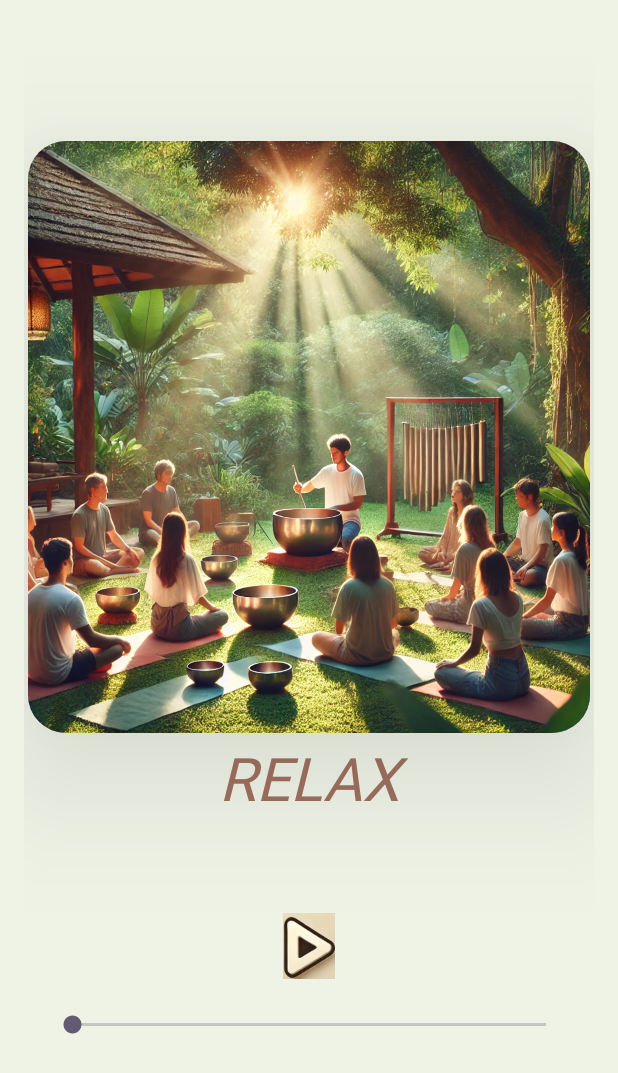
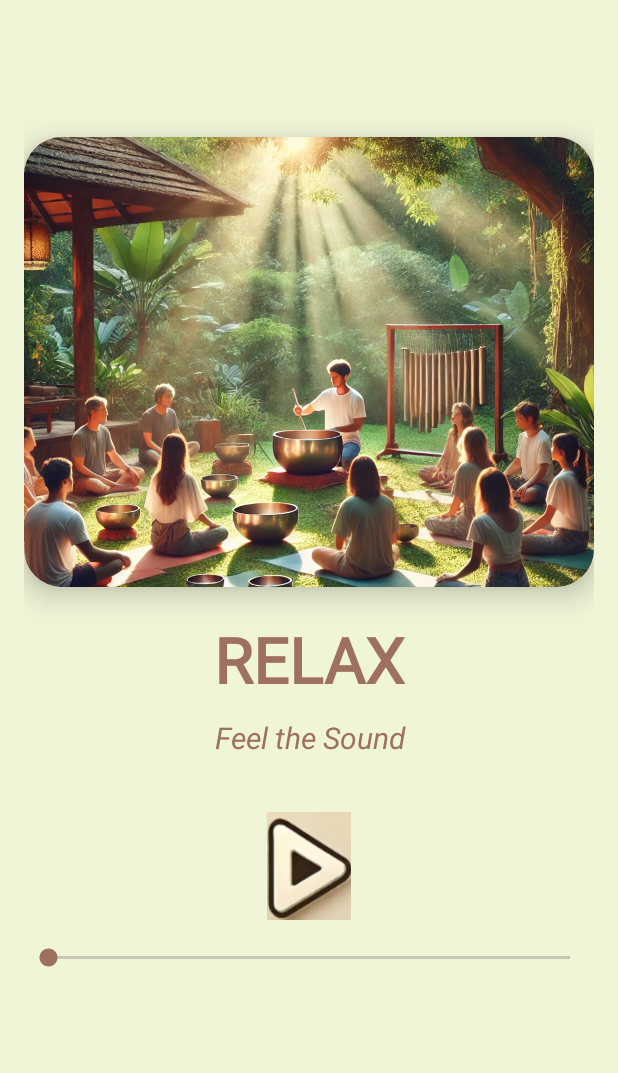
Before and after one commit to Farah-khtb1-cs/TEA-Meditation-App-Frontend, an Android app: the layout activity_stress2.xml on its own in the app's theme, with its tools: preview values and no code run, on a phone screen of 412 x 824 dp. Shown: the top 1073 px of the screen. Run offline under Robolectric (Android 15) with nearby library versions, the phone set to English and light mode, and no system bars; Roboto replaces fonts that are not available here.

Commit message:
new commit from farah 9/2/2025 7:26pm

```diff
--- /dev/null
+++ b/app/src/main/res/drawable/circle_button.xml
@@ -0,0 +1,6 @@
+<?xml version="1.0" encoding="utf-8"?>
+<shape xmlns:android="http://schemas.android.com/apk/res/android">
+    <solid android:color="@color/beige"/>
+    <corners android:radius="36dp"/>
+    <elevation android:radius="8dp"/>
+</shape>
--- a/app/src/main/res/layout/activity_stress2.xml
+++ b/app/src/main/res/layout/activity_stress2.xml
@@ -1,72 +1,91 @@
 <?xml version="1.0" encoding="utf-8"?>
-<LinearLayout
-    xmlns:android="http://schemas.android.com/apk/res/android"
+<androidx.constraintlayout.widget.ConstraintLayout xmlns:android="http://schemas.android.com/apk/res/android"
+    xmlns:app="http://schemas.android.com/apk/res-auto"
+    xmlns:tools="http://schemas.android.com/tools"
     android:layout_width="match_parent"
     android:layout_height="match_parent"
-    android:orientation="vertical"
+    android:background="@color/babygreen"
     android:padding="16dp"
-    android:background="#EFF3E6">
+    tools:context=".MainActivity">
 
+    <!-- Album Art with circular image and shadow -->
     <ImageView
         android:id="@+id/playimagee"
-        android:layout_width="match_parent"
-        android:layout_height="400dp"
+        android:layout_width="0dp"
+        android:layout_height="300dp"
+        android:layout_centerHorizontal="true"
         android:layout_marginTop="75dp"
-        android:clickable="true"
-        android:contentDescription="supersensers heal"
-        android:focusable="true"
+        android:background="@drawable/rounded_corners"
+        android:clipToOutline="true"
+        android:contentDescription="Supersensers heal"
+        android:outlineProvider="background"
         android:scaleType="centerCrop"
-        android:src="@drawable/supersenser"
-        android:background="@drawable/image_background"
-        android:elevation="8dp"
-        android:outlineProvider="background"
-        android:clipToOutline="true"
-        android:translationZ="40dp"
-        android:paddingBottom="2dp"
-        android:foreground="@drawable/soundhealling2" />
+        android:src="@drawable/soundhealling2"
+        android:translationZ="12dp"
+        app:layout_constraintEnd_toEndOf="parent"
+        app:layout_constraintStart_toStartOf="parent"
+        app:layout_constraintTop_toTopOf="parent" />
 
+    <!-- TextView for title "RELAX" -->
     <TextView
         android:id="@+id/Relax"
-        android:layout_width="match_parent"
+        android:layout_width="0dp"
         android:layout_height="wrap_content"
+        android:layout_marginTop="20dp"
+        android:fontFamily="@font/vollkorn_sc"
+        android:gravity="center"
         android:text="RELAX"
-        android:fontFamily="@font/vollkorn_sc"
         android:textColor="@color/beige"
-        android:textStyle="italic"
-        android:textSize="40sp"
-        android:layout_marginBottom="10dp"
-        android:gravity="center" />
+        android:textSize="42sp"
+        android:textStyle="bold"
+        app:layout_constraintEnd_toEndOf="parent"
+        app:layout_constraintStart_toStartOf="parent"
+        app:layout_constraintTop_toBottomOf="@id/playimagee" />
 
+    <!-- Subtitle with dynamic text (Artist/Track Info) -->
     <TextView
         android:id="@+id/feelthesound2"
-        android:layout_width="match_parent"
+        android:layout_width="0dp"
         android:layout_height="wrap_content"
-        android:text=""
+        android:layout_marginTop="10dp"
+        android:gravity="center"
+        android:text="Feel the Sound"
         android:textColor="@color/beige"
+        android:textSize="20sp"
         android:textStyle="italic"
-        android:textSize="20sp"
-        android:layout_marginBottom="10dp"
-        android:gravity="center" />
+        app:layout_constraintEnd_toEndOf="parent"
+        app:layout_constraintStart_toStartOf="parent"
+        app:layout_constraintTop_toBottomOf="@id/Relax" />
 
-    <RelativeLayout
-        android:layout_width="match_parent"
-        android:layout_height="match_parent"
-        android:padding="16dp">
+    <!-- Play/Pause Button with background and stylish border -->
 
+    <!-- SeekBar with modern design -->
     <ImageView
         android:id="@+id/playPauseButton"
-            android:layout_width="44dp"
-            android:layout_height="44dp"
-            android:layout_centerHorizontal="true"
+        android:layout_width="72dp"
+        android:layout_height="72dp"
+        android:layout_marginTop="36dp"
+        android:clickable="true"
+        android:contentDescription="Play Button"
+        android:elevation="6dp"
+        android:focusable="true"
         android:src="@drawable/playy"
-            android:contentDescription="Play Button" />
+        app:layout_constraintEnd_toEndOf="parent"
+        app:layout_constraintStart_toStartOf="parent"
+        app:layout_constraintTop_toBottomOf="@id/feelthesound2" />
 
     <SeekBar
         android:id="@+id/seekBar"
-            android:layout_width="match_parent"
+        android:layout_width="0dp"
         android:layout_height="wrap_content"
-            android:layout_below="@id/playPauseButton"
-            android:layout_marginTop="21dp"
-            android:outlineSpotShadowColor="@color/beige" />
-    </RelativeLayout>
-</LinearLayout>
+        android:layout_marginTop="16dp"
+        android:layout_marginBottom="16dp"
+        android:max="100"
+        android:progressTint="@color/babygreen"
+        android:thumbTint="@color/beige"
+        app:layout_constraintEnd_toEndOf="parent"
+        app:layout_constraintStart_toStartOf="parent"
+        app:layout_constraintTop_toBottomOf="@id/playPauseButton" />
+
+
+</androidx.constraintlayout.widget.ConstraintLayout>
```
Also changed, not shown: app/build.gradle.kts (+8 -0 lines), app/src/main/java/lb/edu/ul/tea/DashboardActivity.java (+18 -11 lines), app/src/main/java/lb/edu/ul/tea/StartActivity.java (+89 -23 lines), app/src/main/java/lb/edu/ul/tea/stress2.java (+16 -19 lines). Lines whose indentation alone changed are shown as unchanged.
